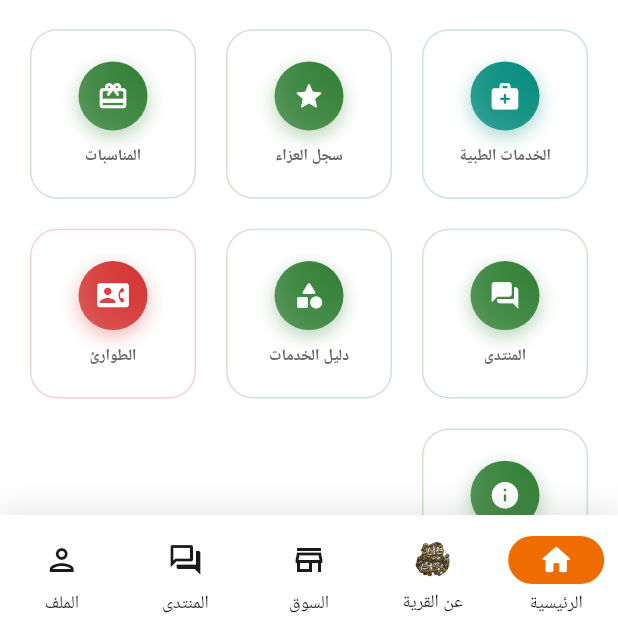
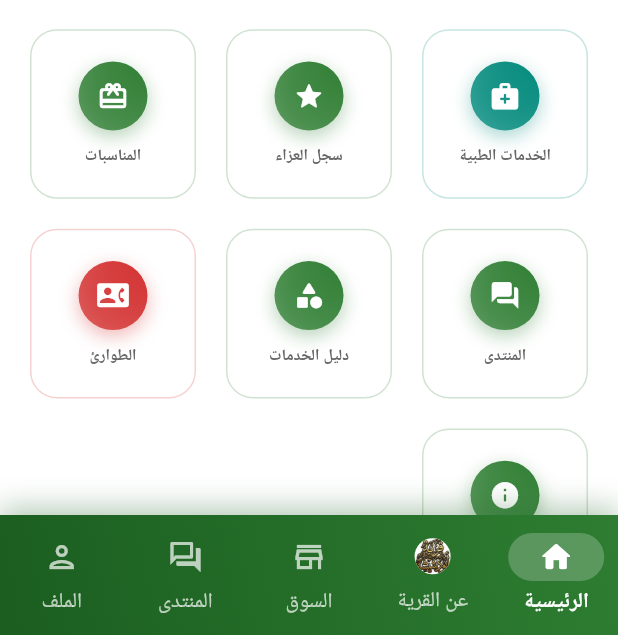
Before and after one commit to abodashesha488-sys/Qarity, a Flutter app: the HomeScreen screen opened by its route, on a phone screen of 412 x 824 dp, the part 601-1236 px from its top. Run offline on Flutter 3.47's test engine with Material 3 defaults, Android fonts, the phone set to English and light mode, and no system bars; drawn by our look-alikes of flutter_animate; our stand-ins replace cached_network_image, cloud_firestore, connectivity_plus, firebase_auth, firebase_core, firebase_messaging and 9 more; accounts and stored records are empty; Roboto replaces fonts that are missing (Tajawal).

Commit message:
style(home): bottom navigation bar now uses the green header gradient with white icons/labels

```diff
--- a/lib/features/home/home.dart
+++ b/lib/features/home/home.dart
@@ -75,7 +75,39 @@
           child: _pages[_selectedIndex],
         ),
       ),
-      bottomNavigationBar: DecoratedBox(decoration: BoxDecoration(boxShadow: [BoxShadow(color: Colors.black.withValues(alpha: 0.1), blurRadius: 16, offset: const Offset(0, -4))]), child: NavigationBar(
+      bottomNavigationBar: DecoratedBox(
+        decoration: BoxDecoration(
+          gradient: const LinearGradient(
+              begin: Alignment.topRight,
+              end: Alignment.bottomLeft,
+              colors: [AppColors.primary, AppColors.primaryDark]),
+          boxShadow: [
+            BoxShadow(
+                color: AppColors.primaryDark.withValues(alpha: 0.35),
+                blurRadius: 16,
+                offset: const Offset(0, -4))
+          ],
+        ),
+        child: NavigationBarTheme(
+          data: NavigationBarThemeData(
+            iconTheme: WidgetStateProperty.resolveWith((states) =>
+                IconThemeData(
+                    color: states.contains(WidgetState.selected)
+                        ? Colors.white
+                        : Colors.white70)),
+          ),
+          child: NavigationBar(
+          backgroundColor: Colors.transparent,
+          elevation: 0,
+          shadowColor: Colors.transparent,
+          surfaceTintColor: Colors.transparent,
+          indicatorColor: Colors.white.withValues(alpha: 0.22),
+          labelTextStyle: WidgetStateProperty.resolveWith((states) =>
+              states.contains(WidgetState.selected)
+                  ? const TextStyle(
+                      color: Colors.white,
+                      fontWeight: FontWeight.w700)
+                  : const TextStyle(color: Colors.white70)),
           selectedIndex: _selectedIndex,
           onDestinationSelected: _onItemTapped,
           animationDuration: const Duration(milliseconds: 400),
@@ -86,6 +118,7 @@
             NavigationDestination(icon: Icon(Icons.forum_outlined), selectedIcon: Icon(Icons.forum_rounded), label: 'المنتدى'),
             NavigationDestination(icon: Icon(Icons.person_outlined), selectedIcon: Icon(Icons.person_rounded), label: 'الملف'),
           ],
+        ),
         ),
       ),
     );
```
Also changed, not shown: assets/images/About.jpg (added), assets/images/M serves.jpg (added), assets/images/News.jpg (added), assets/images/Services.jpg (added), assets/images/Souq.jpg (added). Lines whose indentation alone changed are shown as unchanged.
